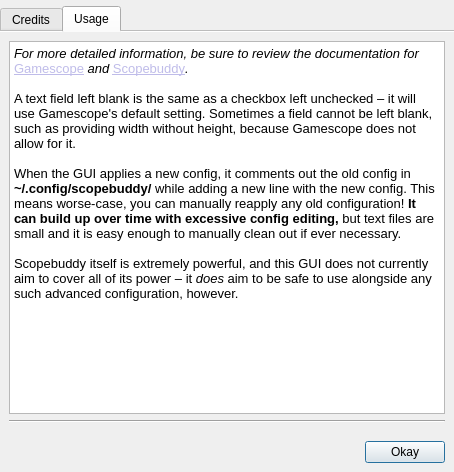
Qt form about.ui (rfrench3/scopebuddy-gui) before a commit.
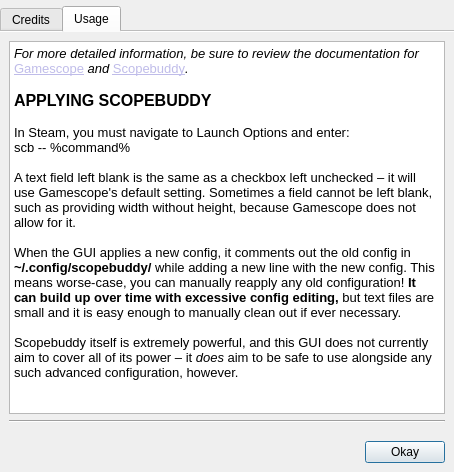
The same form after that commit. The open tabs and pages were chosen to show the change.

Commit message: images to guide users to steam launch options, updated todo

Diff of the .ui file:
```diff
--- a/about.ui
+++ b/about.ui
@@ -106,7 +106,10 @@
 li.checked::marker { content: &quot;\2612&quot;; }
 &lt;/style&gt;&lt;/head&gt;&lt;body style=&quot; font-family:'Noto Sans'; font-size:10pt; font-weight:400; font-style:normal;&quot;&gt;
 &lt;p style=&quot; margin-top:0px; margin-bottom:0px; margin-left:0px; margin-right:0px; -qt-block-indent:0; text-indent:0px;&quot;&gt;&lt;span style=&quot; font-style:italic;&quot;&gt;For more detailed information, be sure to review the documentation for &lt;/span&gt;&lt;a href=&quot;https://github.com/ValveSoftware/gamescope&quot;&gt;&lt;span style=&quot; text-decoration: underline; color:#bfbce9;&quot;&gt;Gamescope&lt;/span&gt;&lt;/a&gt;&lt;span style=&quot; font-style:italic;&quot;&gt; and &lt;/span&gt;&lt;a href=&quot;https://github.com/HikariKnight/ScopeBuddy&quot;&gt;&lt;span style=&quot; text-decoration: underline; color:#bfbce9;&quot;&gt;Scopebuddy&lt;/span&gt;&lt;/a&gt;&lt;span style=&quot; font-style:italic;&quot;&gt;.&lt;/span&gt;&lt;/p&gt;
-&lt;p style=&quot;-qt-paragraph-type:empty; margin-top:0px; margin-bottom:0px; margin-left:0px; margin-right:0px; -qt-block-indent:0; text-indent:0px; font-style:italic;&quot;&gt;&lt;br /&gt;&lt;/p&gt;
+&lt;p style=&quot;-qt-paragraph-type:empty; margin-top:0px; margin-bottom:0px; margin-left:0px; margin-right:0px; -qt-block-indent:0; text-indent:0px;&quot;&gt;&lt;br /&gt;&lt;/p&gt;
+&lt;p style=&quot; margin-top:0px; margin-bottom:0px; margin-left:0px; margin-right:0px; -qt-block-indent:0; text-indent:0px;&quot;&gt;&lt;span style=&quot; font-size:12pt; font-weight:700;&quot;&gt;APPLYING SCOPEBUDDY&lt;/span&gt;&lt;/p&gt;
+&lt;p style=&quot;-qt-paragraph-type:empty; margin-top:0px; margin-bottom:0px; margin-left:0px; margin-right:0px; -qt-block-indent:0; text-indent:0px;&quot;&gt;&lt;br /&gt;&lt;/p&gt;
+&lt;p style=&quot; margin-top:0px; margin-bottom:0px; margin-left:0px; margin-right:0px; -qt-block-indent:0; text-indent:0px;&quot;&gt;In Steam, you must navigate to Launch Options and enter: &lt;br /&gt;scb -- %command%&lt;br /&gt;&lt;/p&gt;
 &lt;p style=&quot; margin-top:0px; margin-bottom:0px; margin-left:0px; margin-right:0px; -qt-block-indent:0; text-indent:0px;&quot;&gt;A text field left blank is the same as a checkbox left unchecked – it will use Gamescope's default setting. Sometimes a field cannot be left blank, such as providing width without height, because Gamescope does not allow for it.&lt;/p&gt;
 &lt;p style=&quot;-qt-paragraph-type:empty; margin-top:0px; margin-bottom:0px; margin-left:0px; margin-right:0px; -qt-block-indent:0; text-indent:0px;&quot;&gt;&lt;br /&gt;&lt;/p&gt;
 &lt;p style=&quot; margin-top:0px; margin-bottom:0px; margin-left:0px; margin-right:0px; -qt-block-indent:0; text-indent:0px;&quot;&gt;When the GUI applies a new config, it comments out the old config in &lt;span style=&quot; font-weight:700;&quot;&gt;~/.config/scopebuddy/&lt;/span&gt; while adding a new line with the new config. This means worse-case, you can manually reapply any old configuration! &lt;span style=&quot; font-weight:700;&quot;&gt;It can build up over time with excessive config editing,&lt;/span&gt; but text files are small and it is easy enough to manually clean out if ever necessary.&lt;/p&gt;
```
The commit also changes 8 other files.
